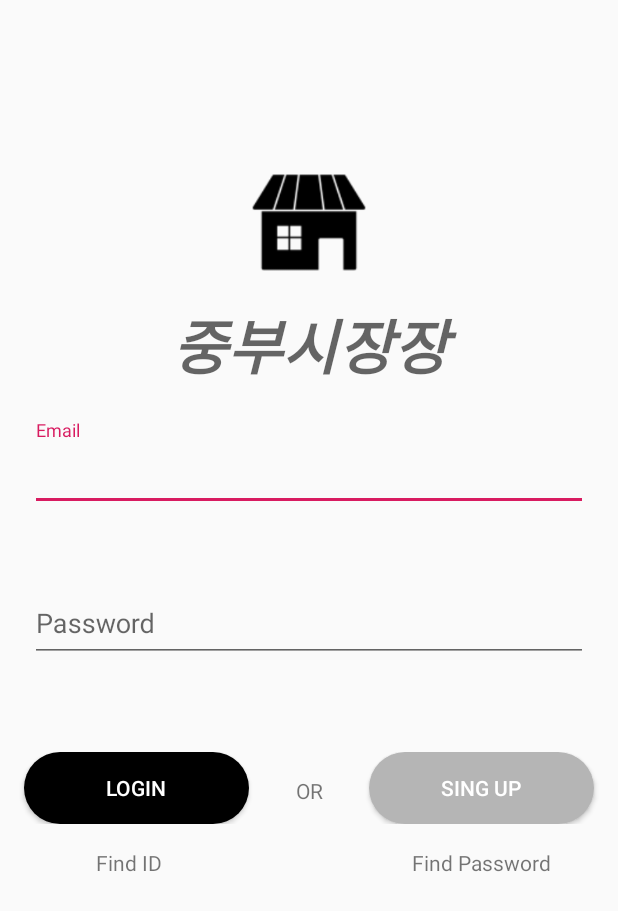
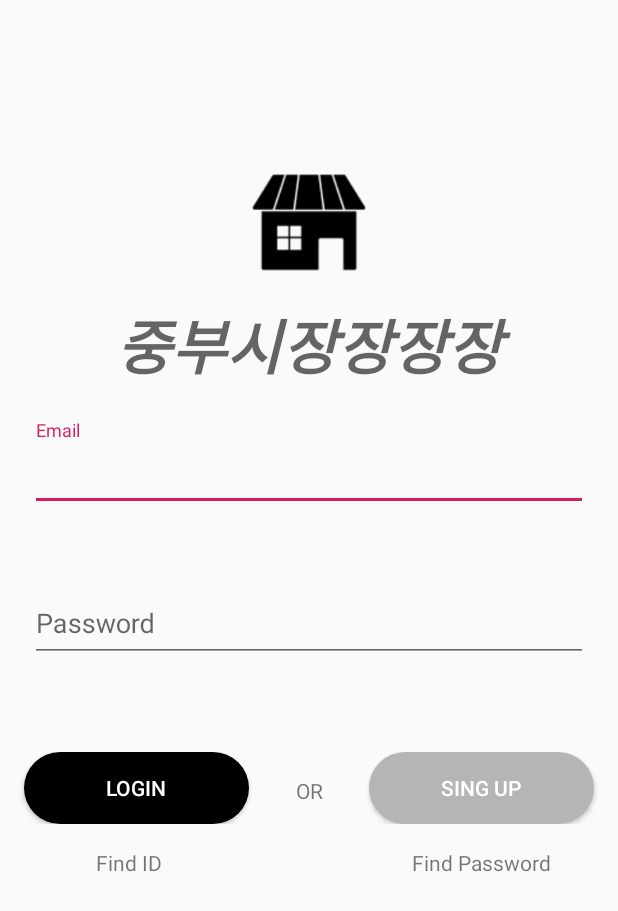
Before and after one commit to sdyd98/Android_Market, an Android app: the Login_Activity screen opened directly, with no data from a screen before it, on a phone screen of 412 x 824 dp. Shown: the top 911 px of the screen. Run offline under Robolectric (Android 15) with nearby library versions, the phone set to English and light mode, and no system bars.

Commit message:
테스트

```diff
--- a/app/src/main/res/layout/activity_main.xml
+++ b/app/src/main/res/layout/activity_main.xml
@@ -21,7 +21,7 @@
         android:id="@+id/text1"
         android:layout_width="match_parent"
         android:layout_height="wrap_content"
-        android:hint="중부시장장"
+        android:hint="중부시장장장장"
         android:layout_gravity="center"
         android:gravity="center"
         android:textStyle="italic|bold"
```
